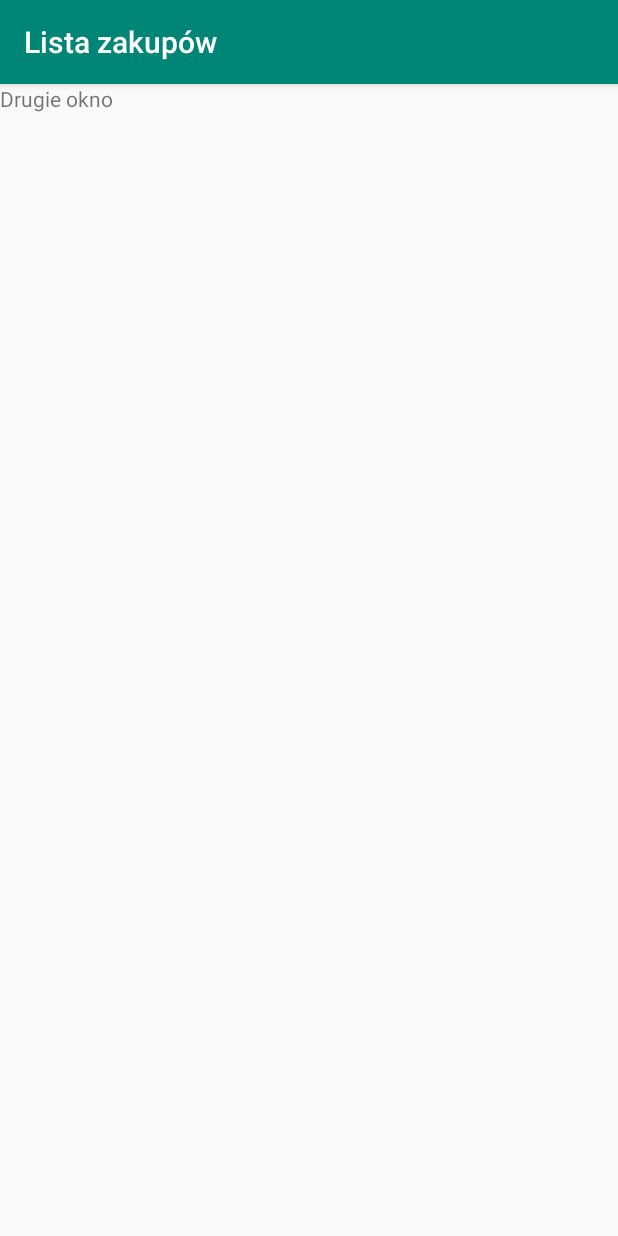
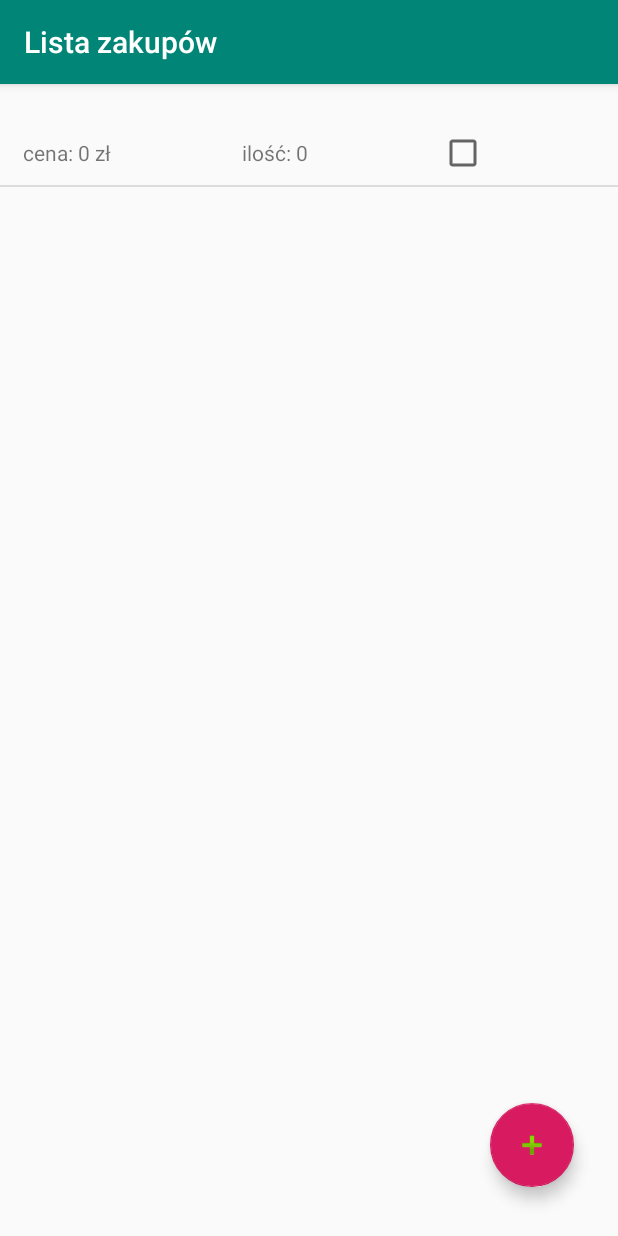
Before and after one commit to tope96/Android-Shop-List, an Android app: the list screen opened directly, with no data from a screen before it, on a phone screen of 412 x 824 dp. Run offline under Robolectric (Android 15) with nearby library versions, the phone set to English and light mode, and no system bars; our stand-ins replace Room's generated code.

Commit message:
adds sqlite and list with deleting items

```diff
--- a/app/build.gradle
+++ b/app/build.gradle
@@ -26,4 +26,7 @@ dependencies {
     testImplementation 'junit:junit:4.12'
     androidTestImplementation 'androidx.test.ext:junit:1.1.0'
     androidTestImplementation 'androidx.test.espresso:espresso-core:3.1.1'
+    implementation 'com.google.android.material:material:1.0.0'
+    implementation "android.arch.persistence.room:runtime:1.0.0"
+    annotationProcessor "android.arch.persistence.room:compiler:1.0.0"
 }
--- a/app/src/main/AndroidManifest.xml
+++ b/app/src/main/AndroidManifest.xml
@@ -9,7 +9,8 @@
         android:roundIcon="@mipmap/ic_launcher_round"
         android:supportsRtl="true"
         android:theme="@style/AppTheme">
-        <activity android:name=".options"></activity>
+        <activity android:name=".AddItemActivity"></activity>
+        <activity android:name=".options" />
         <activity android:name=".list" />
         <activity android:name=".MainActivity">
             <intent-filter>
--- /dev/null
+++ b/app/src/main/java/com/example/firstproject/AppDatabase.java
@@ -0,0 +1,10 @@
+package com.example.firstproject;
+
+import androidx.room.Database;
+import androidx.room.RoomDatabase;
+import androidx.room.TypeConverters;
+
+@Database(entities = {ListItem.class}, version = 1)
+public abstract class AppDatabase extends RoomDatabase {
+    public abstract ProductDAO getContactDAO();
+}
--- /dev/null
+++ b/app/src/main/java/com/example/firstproject/ListItem.java
@@ -0,0 +1,57 @@
+package com.example.firstproject;
+
+import androidx.annotation.NonNull;
+import androidx.room.Entity;
+import androidx.room.PrimaryKey;
+
+@Entity(tableName = "product")
+public class ListItem {
+    private int price;
+    private int count;
+    private boolean bought;
+    @PrimaryKey
+    @NonNull
+    private String name;
+
+    public ListItem(String name, int price, int count, boolean bought) {
+        this.name = name;
+        this.price = price;
+        this.count = count;
+        this.bought = bought;
+    }
+
+
+
+    public String getName() {
+        return name;
+    }
+
+    public void setName(@NonNull String name) {
+        this.name = name;
+    }
+
+    public int getPrice() {
+        return price;
+    }
+
+    public void setPrice(int price) {
+        this.price = price;
+    }
+
+    public int getCount() {
+        return count;
+    }
+
+    public void setCount(int count) {
+        this.count = count;
+    }
+
+    public boolean isBought() {
+        return bought;
+    }
+
+    public void setBought(boolean bought) {
+        this.bought = bought;
+    }
+
+}
--- /dev/null
+++ b/app/src/main/java/com/example/firstproject/MyAdapter.java
@@ -0,0 +1,99 @@
+package com.example.firstproject;
+
+import android.content.Context;
+import android.util.AttributeSet;
+import android.view.LayoutInflater;
+import android.view.View;
+import android.view.ViewGroup;
+import android.widget.CheckBox;
+import android.widget.Checkable;
+import android.widget.CompoundButton;
+import android.widget.TextView;
+import android.widget.Toast;
+
+import androidx.annotation.NonNull;
+import androidx.annotation.Nullable;
+import androidx.recyclerview.widget.RecyclerView;
+import androidx.recyclerview.widget.RecyclerView.ViewHolder;
+
+import java.util.List;
+
+public class MyAdapter extends RecyclerView.Adapter<MyAdapter.ViewHolder> {
+
+    private List<ListItem> list;
+    private Context context;
+
+    public MyAdapter(List<ListItem> lil, Context ctx){
+        list = lil;
+        context = ctx;
+    }
+
+    @Override
+    public MyAdapter.ViewHolder onCreateViewHolder(ViewGroup parent, int viewType) {
+        View v = LayoutInflater.from(parent.getContext()).inflate(R.layout.activity_list_item, parent, false);
+
+        ViewHolder vh = new ViewHolder(v);
+        return vh;
+    }
+
+    @Override
+    public void onBindViewHolder(MyAdapter.ViewHolder holder, int position) {
+        ListItem li = list.get(position);
+
+        holder.name.setText(li.getName());
+        holder.price.setText("cena: " + li.getPrice() + " zł");
+        holder.count.setText("ilość: " + li.getCount());
+
+        if(li.isBought()){
+            holder.bought.setChecked(true);
+        }else{
+            holder.bought.setChecked(false);
+        }
+    }
+
+    void updateData(List<ListItem> contacts) {
+        this.list = contacts;
+        notifyDataSetChanged();
+    }
+
+
+    public Context getContext() {
+        return context;
+    }
+
+    @Override
+    public int getItemCount() {
+        return list.size();
+    }
+
+    public void deleteItem(int position) {
+        this.list.remove(position);
+        notifyDataSetChanged();
+    }
+
+    public class ViewHolder extends RecyclerView.ViewHolder implements View.OnClickListener {
+
+        public TextView name;
+        public TextView price;
+        public TextView count;
+        public CheckBox bought;
+
+        public ViewHolder(View view) {
+            super(view);
+
+            name = view.findViewById(R.id.tvName);
+            price = view.findViewById(R.id.tvPrice);
+            count = view.findViewById(R.id.tvCount);
+            bought = view.findViewById(R.id.cbBought);
+
+            view.setOnClickListener(this);
+
+
+        }
+
+        @Override
+        public void onClick(View v) {
+            Toast.makeText(MyAdapter.this.context, "selected " + name.getText(), Toast.LENGTH_LONG);
+        }
+    }
+}
--- /dev/null
+++ b/app/src/main/java/com/example/firstproject/ProductDAO.java
@@ -0,0 +1,25 @@
+package com.example.firstproject;
+
+import androidx.room.Dao;
+import androidx.room.Delete;
+import androidx.room.Insert;
+import androidx.room.Query;
+
+import java.util.List;
+
+@Dao
+public interface ProductDAO {
+
+    @Query("SELECT * FROM product")
+    List<ListItem> getAll();
+
+    @Query("SELECT * FROM product WHERE Name IN (:productsNames)")
+    List<ListItem> loadAllByIds(String[] productsNames);
+
+    @Insert
+    void insertAll(ListItem... listItems);
+
+    @Delete
+    void delete(ListItem listItem);
+
+}
--- /dev/null
+++ b/app/src/main/java/com/example/firstproject/SwipeToDeleteCallback.java
@@ -0,0 +1,80 @@
+package com.example.firstproject;
+
+import android.graphics.Canvas;
+import android.graphics.Color;
+import android.graphics.drawable.ColorDrawable;
+import android.graphics.drawable.Drawable;
+import android.view.View;
+
+import androidx.annotation.NonNull;
+import androidx.core.content.ContextCompat;
+import androidx.recyclerview.widget.ItemTouchHelper;
+import androidx.recyclerview.widget.RecyclerView;
+import androidx.room.Room;
+
+import com.example.firstproject.MyAdapter;
+
+import java.util.List;
+
+import static com.example.firstproject.list.*;
+
+public class SwipeToDeleteCallback extends ItemTouchHelper.SimpleCallback {
+
+
+    private MyAdapter mAdapter;
+    private Drawable icon;
+    private final ColorDrawable background;
+    private ProductDAO productDAO;
+
+    public SwipeToDeleteCallback(MyAdapter adapter) {
+        super(0, ItemTouchHelper.LEFT | ItemTouchHelper.RIGHT);
+        mAdapter = adapter;
+        icon = ContextCompat.getDrawable(mAdapter.getContext(),
+                R.drawable.ic_clear_black_24dp);
+        background = new ColorDrawable(Color.RED);
+    }
+
+    @Override
+    public boolean onMove(@NonNull RecyclerView recyclerView, @NonNull RecyclerView.ViewHolder viewHolder, @NonNull RecyclerView.ViewHolder target) {
+        return false;
+    }
+
+    @Override
+    public void onSwiped(@NonNull RecyclerView.ViewHolder viewHolder, int direction) {
+        int position = viewHolder.getAdapterPosition();
+        productDAO = Room.databaseBuilder(adapter.getContext(), AppDatabase.class, "product")
+                .allowMainThreadQueries()   //Allows room to do operation on main thread
+                .build()
+                .getContactDAO();
+        List<ListItem> il = productDAO.getAll();
+        productDAO.delete(il.get(position));
+        mAdapter.deleteItem(position);
+    }
+
+    @Override
+    public void onChildDraw(@NonNull Canvas c, @NonNull RecyclerView recyclerView, @NonNull RecyclerView.ViewHolder viewHolder, float dX, float dY, int actionState, boolean isCurrentlyActive) {
+        super.onChildDraw(c, recyclerView, viewHolder, dX, dY, actionState, isCurrentlyActive);
+        View itemView = viewHolder.itemView;
+        int backgroundCornerOffset = 20; //so background is behind the rounded corners of itemView
+
+        int iconMargin = (itemView.getHeight() - icon.getIntrinsicHeight()) / 2;
+        int iconTop = itemView.getTop() + (itemView.getHeight() - icon.getIntrinsicHeight()) / 2;
+        int iconBottom = iconTop + icon.getIntrinsicHeight();
+
+        if (dX > 0) { // Swiping to the right
+            int iconLeft = itemView.getLeft() + iconMargin;
+            int iconRight = itemView.getLeft() + iconMargin + icon.getIntrinsicWidth();
+            icon.setBounds(iconLeft, iconTop, iconRight, iconBottom);
+
+            background.setBounds(itemView.getLeft(), itemView.getTop(),
+                    itemView.getLeft() + ((int) dX) + backgroundCornerOffset, itemView.getBottom());
+        } else if (dX < 0) { // Swiping to the left
+
+        } else { // view is unSwiped
+            background.setBounds(0, 0, 0, 0);
+        }
+
+        background.draw(c);
+        icon.draw(c);
+    }
+}
--- a/app/src/main/java/com/example/firstproject/list.java
+++ b/app/src/main/java/com/example/firstproject/list.java
@@ -1,11 +1,34 @@
 package com.example.firstproject;
 
+import androidx.annotation.Nullable;
 import androidx.appcompat.app.AppCompatActivity;
+import androidx.recyclerview.widget.DividerItemDecoration;
+import androidx.recyclerview.widget.ItemTouchHelper;
+import androidx.recyclerview.widget.LinearLayoutManager;
+import androidx.recyclerview.widget.RecyclerView;
+import androidx.room.Room;
 
 import android.content.Intent;
+import android.content.SharedPreferences;
 import android.os.Bundle;
+import android.view.View;
+import android.widget.Adapter;
+import android.widget.Toast;
+import com.example.firstproject.ProductDAO;
+
+import com.google.android.material.floatingactionbutton.FloatingActionButton;
+
+import java.util.ArrayList;
+import java.util.List;
 
 public class list extends AppCompatActivity {
+    public static final int RC_CREATE_CONTACT = 1;
+    private RecyclerView rv;
+    private FloatingActionButton fab;
+    private SharedPreferences preferences;
+    private ProductDAO productDAO;
+    public static  MyAdapter adapter;
+    public static int cos;
 
     @Override
     protected void onCreate(Bundle savedInstanceState) {
@@ -14,6 +37,39 @@ public class list extends AppCompatActivity {
         changeTheme(str);
         super.onCreate(savedInstanceState);
         setContentView(R.layout.activity_list);
+
+        productDAO = Room.databaseBuilder(this, AppDatabase.class, "product")
+                .allowMainThreadQueries()   //Allows room to do operation on main thread
+                .build()
+                .getContactDAO();
+
+        rv = findViewById(R.id.rvItems);
+        fab = findViewById(R.id.fabAddItem);
+
+        LinearLayoutManager rlm = new LinearLayoutManager(this);
+        rv.setLayoutManager(rlm);
+
+        DividerItemDecoration divider = new DividerItemDecoration(rv.getContext(), rlm.getOrientation());
+        rv.addItemDecoration(divider);
+
+        adapter = new MyAdapter(getItems(), this);
+        rv.setAdapter(adapter);
+
+        ItemTouchHelper itemTouchHelper = new
+                ItemTouchHelper(new SwipeToDeleteCallback(adapter));
+        itemTouchHelper.attachToRecyclerView(rv);
+    }
+
+    protected void onActivityResult(int requestCode, int resultCode, Intent data) {
+        super.onActivityResult(requestCode, resultCode, data);
+        if (requestCode == RC_CREATE_CONTACT && resultCode == RESULT_OK) {
+            adapter.updateData(getItems());
+        }
+    }
+
+    private List<ListItem> getItems(){
+        List<ListItem> il = productDAO.getAll();
+        return il;
     }
 
     private void changeTheme(boolean dark){
@@ -24,4 +80,19 @@ public class list extends AppCompatActivity {
         }
 
     }
+
+    public void deleteItem(int position){
+        adapter.deleteItem(cos);
+        List<ListItem> il = productDAO.getAll();
+        il.remove(position);
+        adapter.updateData(il);
+    }
+
+    public void addItem(View view) {
+        Intent in = getIntent();
+        Boolean str = in.getBooleanExtra("darkMode", false);
+        Intent addItem = new Intent(this, AddItemActivity.class);
+        addItem.putExtra("darkMode", str);
+        startActivityForResult(addItem, RC_CREATE_CONTACT);
+    }
 }
--- /dev/null
+++ b/app/src/main/res/drawable/ic_clear_black_24dp.xml
@@ -0,0 +1,9 @@
+<vector xmlns:android="http://schemas.android.com/apk/res/android"
+        android:width="24dp"
+        android:height="24dp"
+        android:viewportWidth="24.0"
+        android:viewportHeight="24.0">
+    <path
+        android:fillColor="#FF000000"
+        android:pathData="M19,6.41L17.59,5 12,10.59 6.41,5 5,6.41 10.59,12 5,17.59 6.41,19 12,13.41 17.59,19 19,17.59 13.41,12z"/>
+</vector>
--- a/app/src/main/res/layout/activity_list.xml
+++ b/app/src/main/res/layout/activity_list.xml
@@ -6,11 +6,24 @@
     android:layout_height="match_parent"
     tools:context=".list">
 
-    <TextView
-        android:id="@+id/textView"
+    <androidx.recyclerview.widget.RecyclerView
+        android:id="@+id/rvItems"
+        android:layout_width="match_parent"
+        android:layout_height="match_parent"
+        app:layout_constraintTop_toTopOf="parent"
+        tools:layout_editor_absoluteX="0dp" />
+
+    <com.google.android.material.floatingactionbutton.FloatingActionButton
+        android:id="@+id/fabAddItem"
         android:layout_width="wrap_content"
         android:layout_height="wrap_content"
-        android:text="Drugie okno"
-        tools:layout_editor_absoluteX="174dp"
-        tools:layout_editor_absoluteY="300dp" />
+        android:clickable="true"
+        android:onClick="addItem"
+        app:layout_constraintBottom_toBottomOf="parent"
+        app:layout_constraintEnd_toEndOf="parent"
+        app:layout_constraintHorizontal_bias="0.918"
+        app:layout_constraintStart_toStartOf="parent"
+        app:layout_constraintTop_toTopOf="parent"
+        app:layout_constraintVertical_bias="0.954"
+        app:srcCompat="@android:drawable/ic_input_add" />
 </androidx.constraintlayout.widget.ConstraintLayout>
--- /dev/null
+++ b/app/src/main/res/layout/activity_list_item.xml
@@ -0,0 +1,63 @@
+<?xml version="1.0" encoding="utf-8"?>
+<LinearLayout xmlns:android="http://schemas.android.com/apk/res/android"
+    android:layout_width="match_parent"
+    android:layout_height="wrap_content"
+    android:orientation="vertical"
+    android:paddingLeft="15dp"
+    android:paddingTop="5dp"
+    android:paddingBottom="5dp">
+
+    <LinearLayout
+        android:layout_width="match_parent"
+        android:layout_height="match_parent"
+        android:layout_weight="1"
+        android:orientation="horizontal">
+
+        <LinearLayout
+            android:layout_width="match_parent"
+            android:layout_height="match_parent"
+            android:layout_weight="1"
+            android:orientation="horizontal">
+
+            <TextView
+                android:id="@+id/tvName"
+                android:layout_width="wrap_content"
+                android:layout_height="wrap_content"
+                android:layout_weight="1"
+                android:text="TextView"
+                android:textSize="18sp"
+                android:textStyle="bold" />
+
+        </LinearLayout>
+
+    </LinearLayout>
+
+    <LinearLayout
+        android:layout_width="match_parent"
+        android:layout_height="match_parent"
+        android:layout_weight="1"
+        android:orientation="horizontal">
+
+        <TextView
+            android:id="@+id/tvPrice"
+            android:layout_width="wrap_content"
+            android:layout_height="wrap_content"
+            android:layout_weight="1"
+            android:text="TextView" />
+
+        <TextView
+            android:id="@+id/tvCount"
+            android:layout_width="wrap_content"
+            android:layout_height="wrap_content"
+            android:layout_weight="1"
+            android:text="TextView" />
+
+        <CheckBox
+            android:id="@+id/cbBought"
+            android:layout_width="wrap_content"
+            android:layout_height="wrap_content"
+            android:layout_weight="1" />
+
+    </LinearLayout>
+
+</LinearLayout>
```
Also changed, not shown: app/src/main/java/com/example/firstproject/AddItemActivity.java (added, +73 -0 lines), app/src/main/java/com/example/firstproject/MainActivity.java (+9 -0 lines), app/src/main/res/layout/activity_add_item.xml (added, +135 -0 lines).
